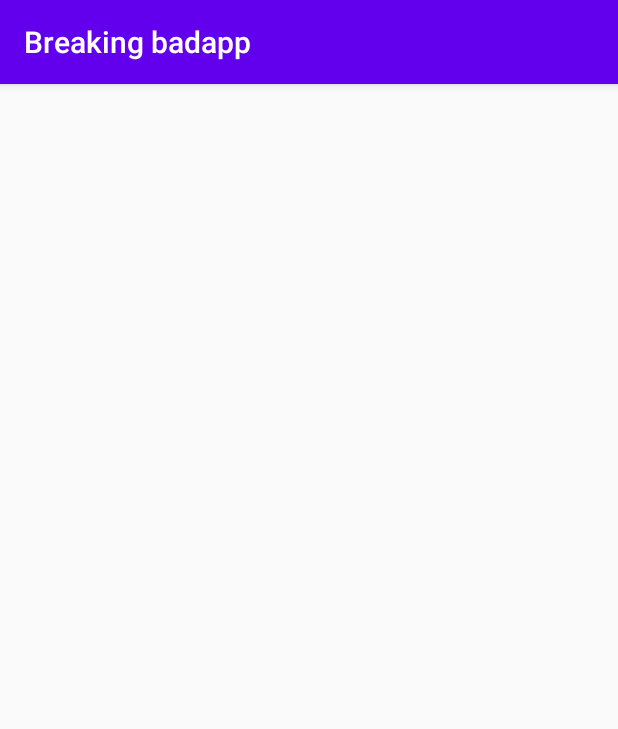
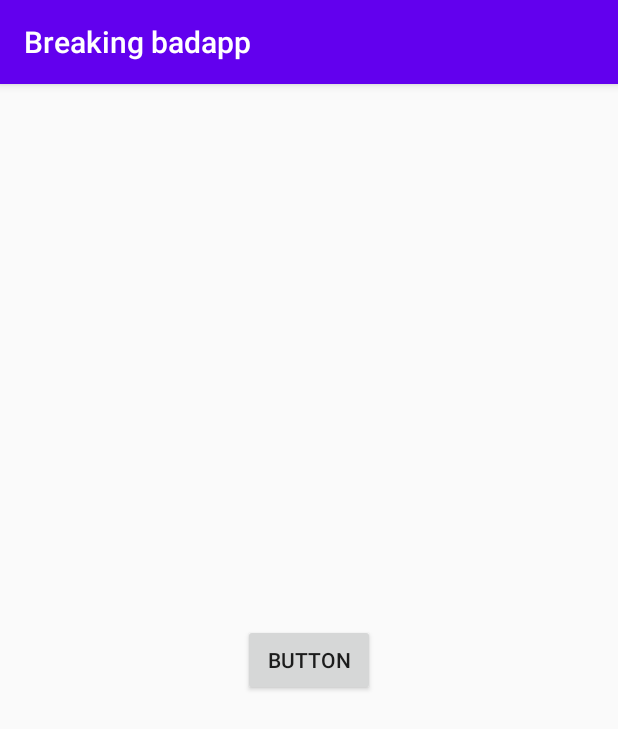
Before and after one commit to ShermanMathopa/breakingBad, an Android app: the screen it shows after launch (MainActivity), on a phone screen of 412 x 824 dp. Shown: the top 729 px of the screen. Run offline under Robolectric (Android 15) with nearby library versions, the phone set to English and light mode, and no system bars; our stand-ins replace Volley; network calls fail.

Commit message:
Add packages Add fragment and view model Add .gradle files for navigation Add navigation graph

```diff
--- a/app/build.gradle
+++ b/app/build.gradle
@@ -1,6 +1,8 @@
 apply plugin: 'com.android.application'
 apply plugin: 'kotlin-android'
 apply plugin: 'kotlin-android-extensions'
+apply plugin: "androidx.navigation.safeargs.kotlin"
+
 
 android {
     compileSdkVersion 29
@@ -33,6 +35,7 @@ dependencies {
     implementation 'androidx.constraintlayout:constraintlayout:2.0.0'
     implementation 'androidx.lifecycle:lifecycle-extensions:2.2.0'
     implementation 'androidx.lifecycle:lifecycle-viewmodel-ktx:2.2.0'
+    implementation 'androidx.legacy:legacy-support-v4:1.0.0'
     testImplementation 'junit:junit:4.12'
     implementation 'com.android.volley:volley:1.1.1'
     androidTestImplementation 'androidx.test.ext:junit:1.1.1'
@@ -40,4 +43,7 @@ dependencies {
     implementation 'androidx.recyclerview:recyclerview:1.1.0'
 
     implementation 'com.github.bumptech.glide:glide:3.7.0'
+    implementation "androidx.navigation:navigation-fragment-ktx:$nav_version"
+    implementation "androidx.navigation:navigation-ui-ktx:$nav_version"
+
 }
--- a/app/src/main/AndroidManifest.xml
+++ b/app/src/main/AndroidManifest.xml
@@ -11,7 +11,7 @@
         android:roundIcon="@mipmap/ic_launcher_round"
         android:supportsRtl="true"
         android:theme="@style/AppTheme">
-        <activity android:name=".MainActivity">
+        <activity android:name=".ui.main.MainActivity">
             <intent-filter>
                 <action android:name="android.intent.action.MAIN" />
 
--- /dev/null
+++ b/app/src/main/java/com/example/breakingbadapp/framework/data/Character.kt
@@ -0,0 +1,6 @@
+package com.example.breakingbadapp.framework.data
+
+data class Character(
+     val name : String,
+     val characterImage: String
+)
--- a/app/src/main/java/com/example/breakingbadapp/ui/main/Constants.kt
+++ b/app/src/main/java/com/example/breakingbadapp/framework/data/Constants.kt
@@ -1,4 +1,4 @@
-package com.example.breakingbadapp.ui.main
+package com.example.breakingbadapp.framework.data
 
 const val BASE_URL = "https://www.breakingbadapi.com/api/"
 const val GET_CHARACTERS = "${BASE_URL}characters"
--- a/app/src/main/java/com/example/breakingbadapp/ui/main/MainViewModel.kt
+++ b/app/src/main/java/com/example/breakingbadapp/framework/viewmodels/MainViewModel.kt
@@ -1,4 +1,4 @@
-package com.example.breakingbadapp.ui.main
+package com.example.breakingbadapp.framework.viewmodels
 
 import androidx.lifecycle.ViewModel
 
--- /dev/null
+++ b/app/src/main/java/com/example/breakingbadapp/presentation/adapter/ListAction.kt
@@ -0,0 +1,5 @@
+package com.example.breakingbadapp.presentation.adapter
+
+interface ListAction {
+    fun onClick()
+}
--- a/app/src/main/java/com/example/breakingbadapp/ui/main/Character.kt
+++ /dev/null
@@ -1,3 +0,0 @@
-package com.example.breakingbadapp.ui.main
-
-class Character constructor(val name : String, val characterImage: String)
--- a/app/src/main/java/com/example/breakingbadapp/ui/main/MainFragment.kt
+++ b/app/src/main/java/com/example/breakingbadapp/ui/main/MainFragment.kt
@@ -6,7 +6,10 @@ import androidx.fragment.app.Fragment
 import android.view.LayoutInflater
 import android.view.View
 import android.view.ViewGroup
+import androidx.navigation.fragment.findNavController
 import com.example.breakingbadapp.R
+import com.example.breakingbadapp.framework.viewmodels.MainViewModel
+import kotlinx.android.synthetic.main.main_fragment.*
 
 class MainFragment : Fragment() {
 
@@ -21,6 +24,11 @@ class MainFragment : Fragment() {
         return inflater.inflate(R.layout.main_fragment, container, false)
     }
 
+    override fun onViewCreated(view: View, savedInstanceState: Bundle?) {
+        super.onViewCreated(view, savedInstanceState)
+
+    }
+
     override fun onActivityCreated(savedInstanceState: Bundle?) {
         super.onActivityCreated(savedInstanceState)
         viewModel = ViewModelProviders.of(this).get(MainViewModel::class.java)
--- a/app/src/main/res/layout/main_activity.xml
+++ b/app/src/main/res/layout/main_activity.xml
@@ -1,15 +1,28 @@
 <?xml version="1.0" encoding="utf-8"?>
 <FrameLayout xmlns:android="http://schemas.android.com/apk/res/android"
     xmlns:tools="http://schemas.android.com/tools"
+    xmlns:app="http://schemas.android.com/apk/res-auto"
     android:id="@+id/container"
     android:layout_width="match_parent"
     android:layout_height="match_parent"
-    tools:context=".MainActivity" >
+    tools:context=".ui.main.MainActivity">
 
-    <androidx.recyclerview.widget.RecyclerView
-        android:id="@+id/character_list_view"
+<!--    <androidx.recyclerview.widget.RecyclerView-->
+<!--        android:id="@+id/character_list_view"-->
+<!--        android:layout_width="match_parent"-->
+<!--        android:layout_height="match_parent"-->
+<!--        tools:listitem="@layout/character_item_view" />-->
+
+    <androidx.fragment.app.FragmentContainerView
+        android:id="@+id/fragment"
+        android:name="androidx.navigation.fragment.NavHostFragment"
         android:layout_width="match_parent"
         android:layout_height="match_parent"
-        tools:listitem="@layout/character_item_view" />
+        app:defaultNavHost="true"
+        app:layout_constraintBottom_toBottomOf="parent"
+        app:layout_constraintEnd_toEndOf="parent"
+        app:layout_constraintStart_toStartOf="parent"
+        app:layout_constraintTop_toTopOf="parent"
+        app:navGraph="@navigation/navigation_graph" />
 
 </FrameLayout>
--- a/app/src/main/res/layout/main_fragment.xml
+++ b/app/src/main/res/layout/main_fragment.xml
@@ -7,14 +7,14 @@
     android:layout_height="match_parent"
     tools:context=".ui.main.MainFragment">
 
-    <TextView
-        android:id="@+id/message"
+
+    <Button
+        android:id="@+id/button"
         android:layout_width="wrap_content"
         android:layout_height="wrap_content"
-        android:text="MainFragment"
+        android:text="Button"
         app:layout_constraintBottom_toBottomOf="parent"
         app:layout_constraintEnd_toEndOf="parent"
         app:layout_constraintStart_toStartOf="parent"
         app:layout_constraintTop_toTopOf="parent" />
-
 </androidx.constraintlayout.widget.ConstraintLayout>
--- /dev/null
+++ b/app/src/main/res/navigation/navigation_graph.xml
@@ -0,0 +1,22 @@
+<?xml version="1.0" encoding="utf-8"?>
+<navigation xmlns:android="http://schemas.android.com/apk/res/android"
+    xmlns:app="http://schemas.android.com/apk/res-auto"
+    xmlns:tools="http://schemas.android.com/tools"
+    android:id="@+id/navigation_graph"
+    app:startDestination="@id/mainFragment">
+
+    <fragment
+        android:id="@+id/mainFragment"
+        android:name="com.example.breakingbadapp.ui.main.MainFragment"
+        android:label="main_fragment"
+        tools:layout="@layout/main_fragment" >
+        <action
+            android:id="@+id/action_mainFragment_to_characterFragment"
+            app:destination="@id/characterFragment" />
+    </fragment>
+    <fragment
+        android:id="@+id/characterFragment"
+        android:name="com.example.breakingbadapp.ui.main.CharacterFragment"
+        android:label="character_fragment"
+        tools:layout="@layout/character_fragment" />
+</navigation>
--- a/build.gradle
+++ b/build.gradle
@@ -2,6 +2,7 @@
 
 buildscript {
     ext.kotlin_version = '1.3.61'
+    ext.nav_version = "2.1.0"
     repositories {
         google()
         jcenter()
@@ -10,6 +11,8 @@ buildscript {
     dependencies {
         classpath 'com.android.tools.build:gradle:3.6.1'
         classpath "org.jetbrains.kotlin:kotlin-gradle-plugin:$kotlin_version"
+        classpath "androidx.navigation:navigation-safe-args-gradle-plugin:$nav_version"
+
 
         // NOTE: Do not place your application dependencies here; they belong
         // in the individual module build.gradle files
```
Also changed, not shown: app/src/main/java/com/example/breakingbadapp/framework/data/APIutil.kt (added, +13 -0 lines), app/src/main/java/com/example/breakingbadapp/framework/viewmodels/CharacterViewModel.kt (added, +7 -0 lines), app/src/main/java/com/example/breakingbadapp/presentation/adapter/CharacterAdapter.kt (renamed from app/src/main/java/com/example/breakingbadapp/ui/main/CharacterAdapter.kt, +5 -3 lines), app/src/main/java/com/example/breakingbadapp/ui/main/APIutil.kt (deleted, +0 -41 lines), app/src/main/java/com/example/breakingbadapp/ui/main/CharacterFragment.kt (added, +34 -0 lines), app/src/main/java/com/example/breakingbadapp/ui/main/MainActivity.kt (renamed from app/src/main/java/com/example/breakingbadapp/MainActivity.kt, +19 -9 lines), app/src/main/res/layout/character_fragment.xml (added, +13 -0 lines), gradle/wrapper/gradle-wrapper.properties.
